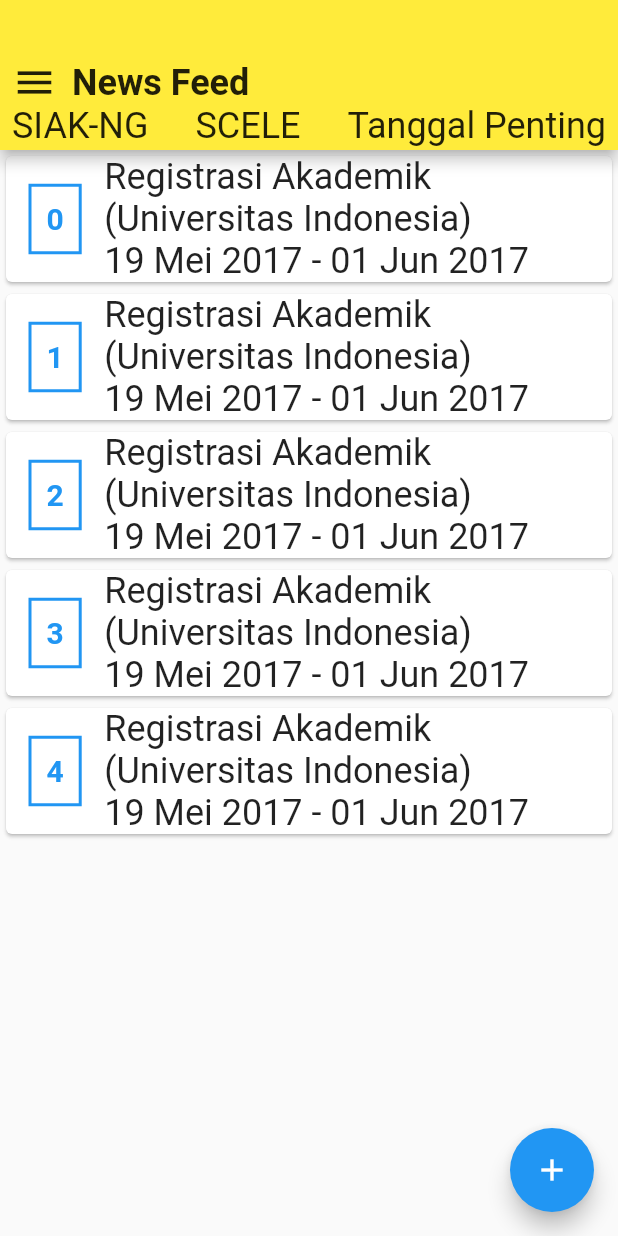
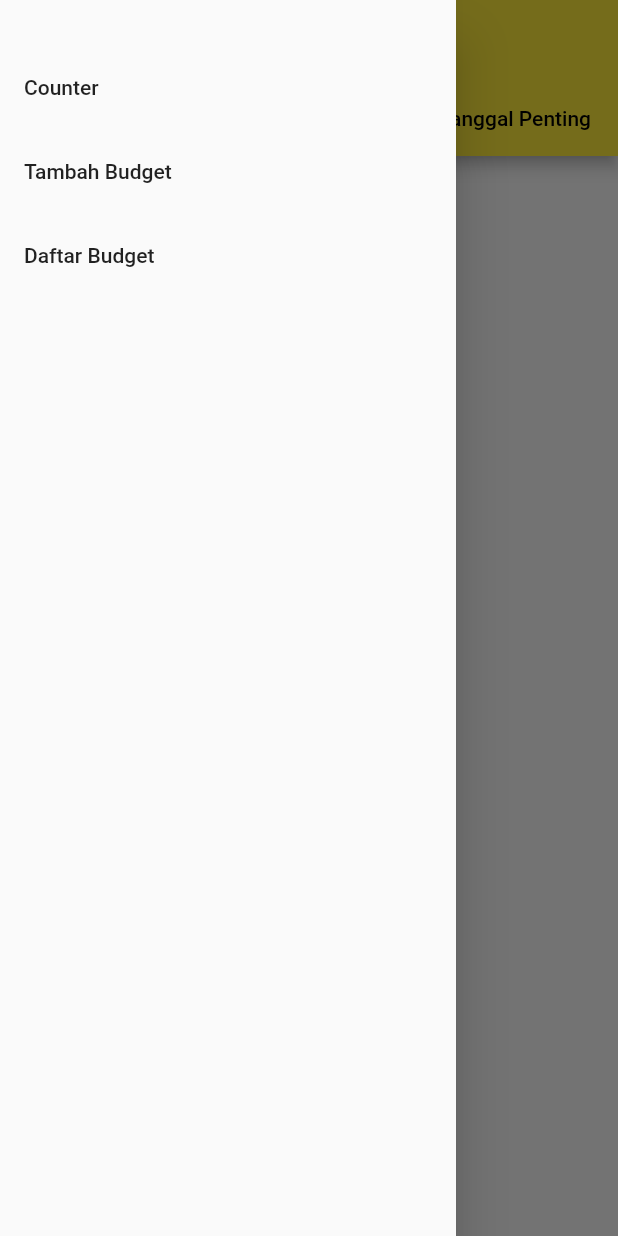
Before and after one commit to al-ayubi2020/flutter-practice, a Flutter app: the screen it shows after launch, with the side drawer open (before the commit the screen has no drawer), on a phone screen of 412 x 824 dp. Run offline on Flutter 3.47's test engine with Material 2 defaults, Android fonts, the phone set to English and light mode, and no system bars.

Commit message:
fix appbar

```diff
--- /dev/null
+++ b/lib/components/drawer.dart
@@ -0,0 +1,56 @@
+import 'package:flutter/material.dart';
+
+class DrawerCustom extends StatelessWidget {
+  const DrawerCustom({super.key});
+
+  @override
+  Widget build(BuildContext context) {
+    return Drawer(
+      child: Column(
+        // ignore: prefer_const_literals_to_create_immutables
+        children: [
+          // Menambahkan clickable menu
+          const Padding(
+            padding: EdgeInsets.fromLTRB(0, 30, 0, 0),
+          ),
+          // ignore: prefer_const_constructors
+          ListTile(
+            title: const Text('Counter'),
+            // onTap: () {
+            //   // Route menu ke halaman utama
+            //   Navigator.pushReplacement(
+            //     context,
+            //     MaterialPageRoute(
+            //         builder: (context) =>
+            //             const MyHomePage(title: 'Flutter Demo Home Page')),
+            //   );
+            // },
+          ),
+          // ignore: prefer_const_constructors
+          ListTile(
+            title: const Text('Tambah Budget'),
+            // onTap: () {
+            //   // Route menu ke halaman form
+            //   Navigator.pushReplacement(
+            //     context,
+            //     MaterialPageRoute(
+            //         builder: (context) => const TambahBudgetPage()),
+            //   );
+            // },
+          ),
+          // ignore: prefer_const_constructors
+          ListTile(
+            title: const Text('Daftar Budget'),
+            // onTap: () {
+            //   // Route menu ke halaman form
+            //   Navigator.pushReplacement(
+            //     context,
+            //     MaterialPageRoute(builder: (context) => const DataBudgetPage()),
+            //   );
+            // },
+          ),
+        ],
+      ),
+    );
+  }
+}
--- a/lib/components/product_lists.dart
+++ b/lib/components/product_lists.dart
@@ -25,22 +25,6 @@
                 return Card(
                   child: Row(
                     children: <Widget>[
-                      Container(
-                        margin:
-                            EdgeInsets.symmetric(vertical: 10, horizontal: 15),
-                        padding: EdgeInsets.all(10),
-                        decoration: BoxDecoration(
-                            border: Border.all(
-                                color: Theme.of(context).primaryColor,
-                                width: 2)),
-                        child: Text(
-                          index.toString(),
-                          style: TextStyle(
-                              color: Theme.of(context).primaryColor,
-                              fontWeight: FontWeight.bold,
-                              fontSize: 20),
-                        ),
-                      ),
                       Column(
                         crossAxisAlignment: CrossAxisAlignment.start,
                         children: <Widget>[
--- a/lib/main.dart
+++ b/lib/main.dart
@@ -1,4 +1,5 @@
 import 'package:flutter/material.dart';
+import 'package:local_flutter/components/drawer.dart';
 import 'package:local_flutter/models/cart.dart';
 import './components/product_lists.dart';
 
@@ -71,71 +72,38 @@
 
   @override
   Widget build(BuildContext context) {
-    return Scaffold(
-      appBar: AppBar(
-        toolbarHeight: 100, // Set this height
-        flexibleSpace: Container(
-          padding: const EdgeInsets.fromLTRB(8, 40, 8, 20),
-          color: Colors.yellow,
-          child: Column(
-            mainAxisAlignment: MainAxisAlignment.spaceBetween,
+    return MaterialApp(
+      home: DefaultTabController(
+        length: 3,
+        child: Scaffold(
+          appBar: AppBar(
+            iconTheme: const IconThemeData(color: Colors.black),
+            backgroundColor: Colors.yellow,
+            bottom: const TabBar(
+              indicatorColor: Colors.black,
+              labelColor: Colors.black,
+              unselectedLabelColor: Colors.black,
+              tabs: [
+                Tab(
+                  text: "SIAK-NG",
+                ),
+                Tab(text: "SCELE"),
+                Tab(text: "Tanggal Penting"),
+              ],
+            ),
+            title: const Text('News Feed',
+                style: TextStyle(fontSize: 24, color: Colors.black)),
+          ),
+          drawer: const DrawerCustom(),
+          body: const TabBarView(
             children: [
-              Row(
-                // ignore: prefer_const_literals_to_create_immutables
-                children: [
-                  const Icon(
-                    Icons.menu,
-                    size: 30,
-                  ),
-                  const SizedBox(width: 10),
-                  // ignore: prefer_const_constructors
-                  const Text(
-                    'News Feed',
-                    style: TextStyle(fontSize: 24, fontWeight: FontWeight.bold),
-                  ),
-                ],
-              ),
-              Row(
-                mainAxisAlignment: MainAxisAlignment.spaceBetween,
-                // ignore: prefer_const_literals_to_create_immutables
-                children: [
-                  const Text(
-                    'SIAK-NG',
-                    style: TextStyle(
-                      fontSize: 24,
-                    ),
-                  ),
-                  const Text(
-                    'SCELE',
-                    style: TextStyle(
-                      fontSize: 24,
-                    ),
-                  ),
-                  const Text(
-                    'Tanggal Penting',
-                    style: TextStyle(
-                      fontSize: 24,
-                    ),
-                  ),
-                ],
-              ),
+              Icon(Icons.directions_car),
+              Icon(Icons.directions_transit),
+              Icon(Icons.directions_bike),
             ],
           ),
         ),
       ),
-      body: SingleChildScrollView(
-        child: Column(
-          crossAxisAlignment: CrossAxisAlignment.stretch,
-          children: <Widget>[
-            ProductList(_carts), //TAMBAHKAN BAGIAN INI
-          ],
-        ),
-      ),
-      floatingActionButton: FloatingActionButton(
-        onPressed: _incrementCounter,
-        tooltip: 'Increment',
-        child: const Icon(Icons.add),
-      ),
     );
   }
 }
```
